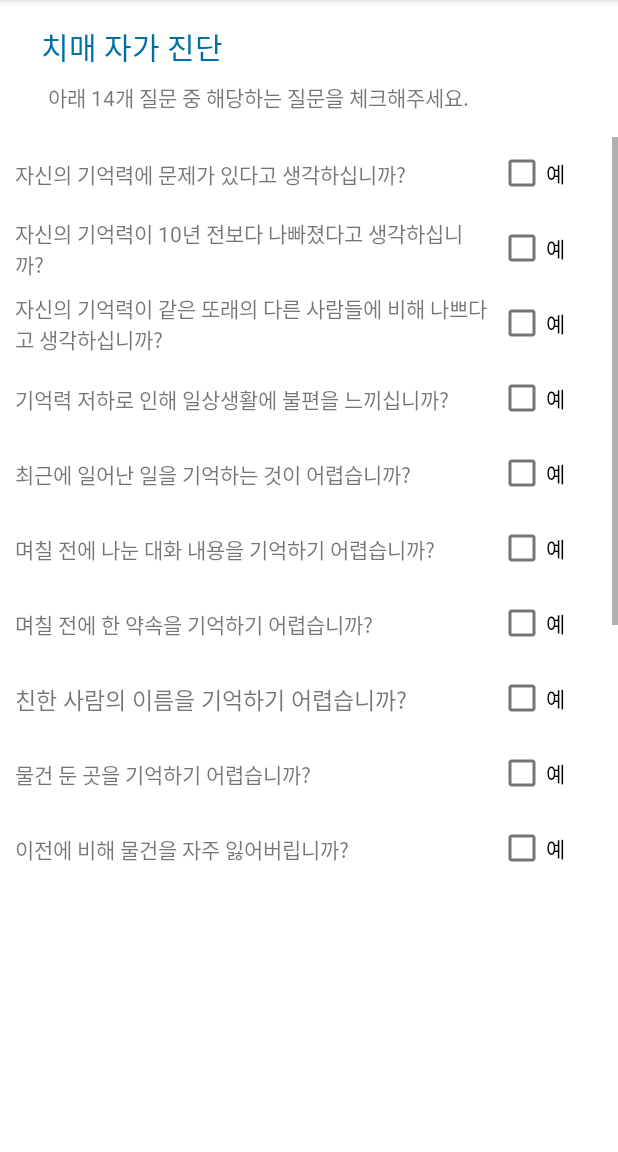
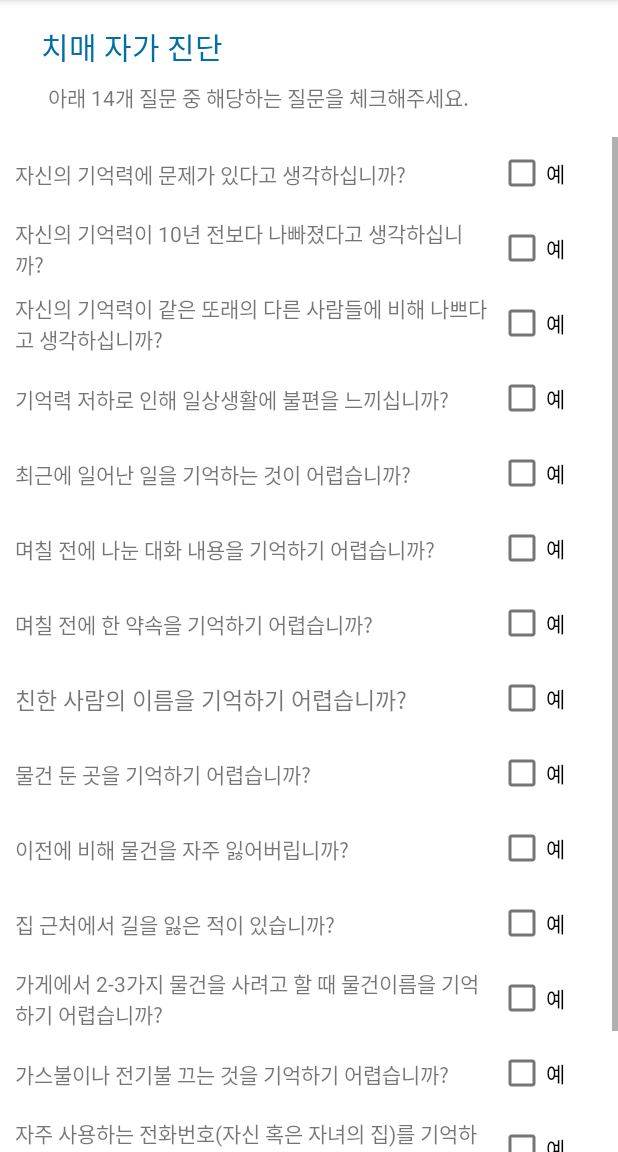
Before and after one commit to bae1022/Blooming, an Android app: the DiagnosisActivity screen opened directly, with no data from a screen before it, on a phone screen of 412 x 824 dp, the part 84-1236 px from its top. Run offline under Robolectric (Android 15) with nearby library versions, the phone set to English and light mode, and no system bars.

Commit message:
치매진단 layout 수정

```diff
--- a/app/src/main/res/layout/activity_diagnosis.xml
+++ b/app/src/main/res/layout/activity_diagnosis.xml
@@ -21,8 +21,9 @@
 
     <ScrollView
         android:layout_width="match_parent"
-        android:layout_height="500dp"
+        android:layout_height="0dp"
         android:layout_marginTop="16dp"
+        app:layout_constraintBottom_toBottomOf="parent"
         app:layout_constraintTop_toBottomOf="@+id/textView43">
 
         <LinearLayout
```
